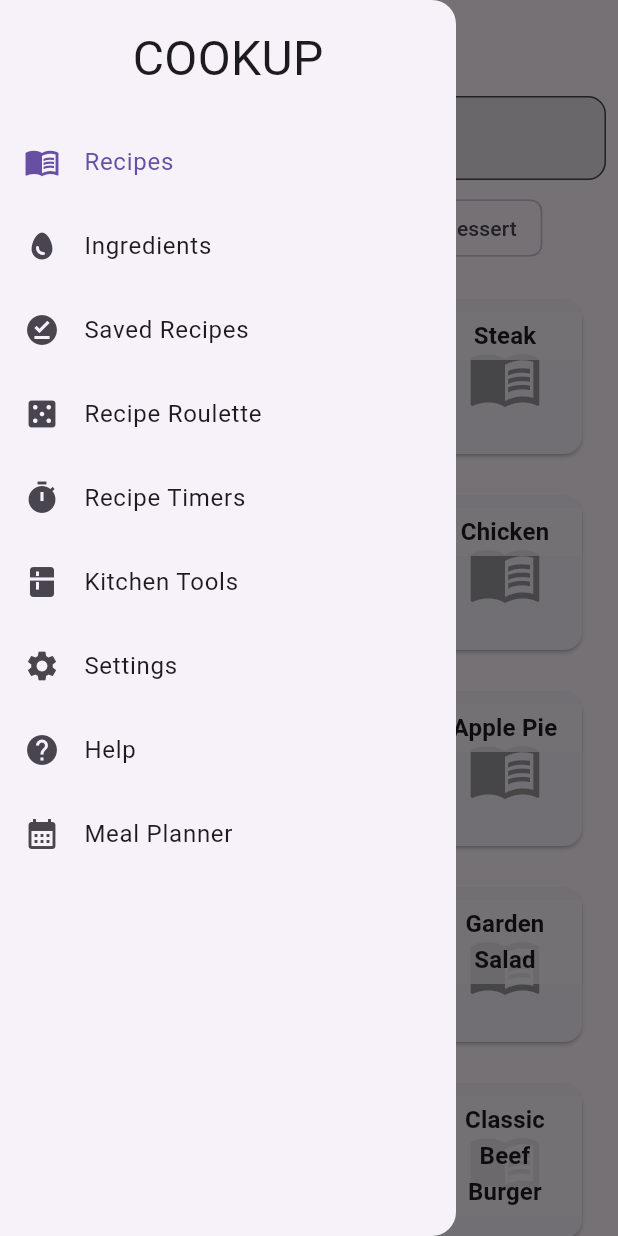
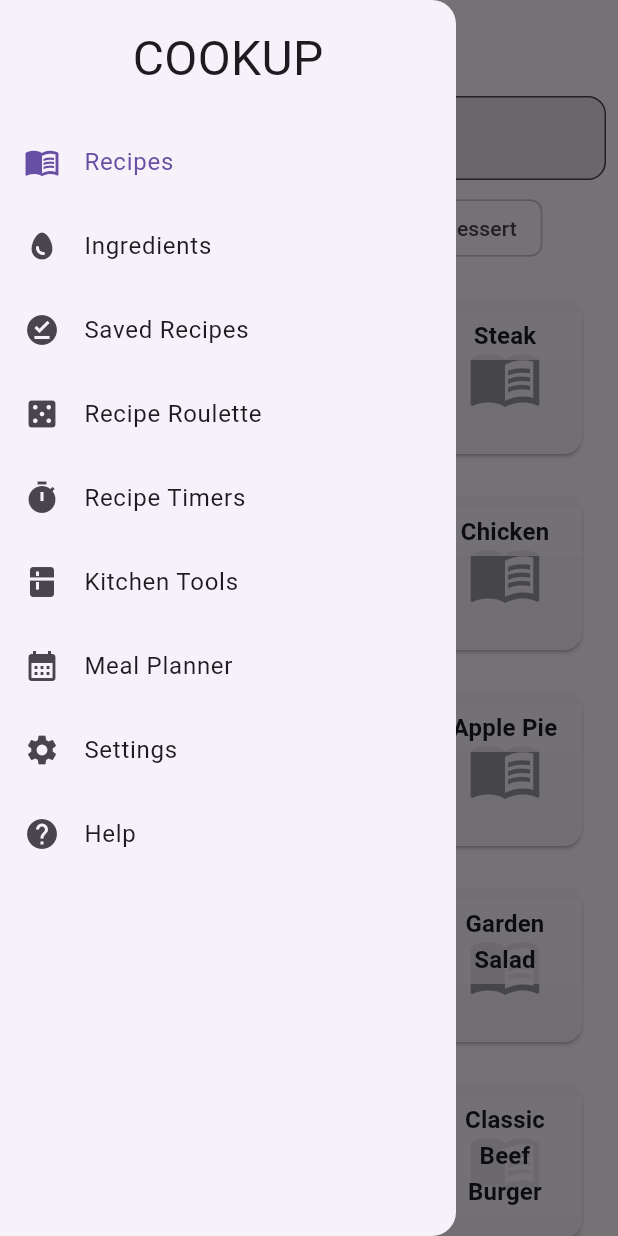
Before and after one commit to AdhamLasheen/cookup, a Flutter app: the screen it shows after launch, with the side drawer open, on a phone screen of 412 x 824 dp. Run offline on Flutter 3.47's test engine with Material 3 defaults, Android fonts, the phone set to English and light mode, and no system bars; our stand-ins replace google_fonts; network calls fail.

Commit message:
i fixed a small problem that happens a lot with me

```diff
--- a/lib/main.dart
+++ b/lib/main.dart
@@ -639,10 +639,10 @@ class _HomeState extends State<Home> with SingleTickerProviderStateMixin {
         mealList[selectedMealSlot!] = recipeName;
         selectedDay = null;
         selectedMealSlot = null;
-        selectedTab = 8; // Return to meal planner
+        selectedTab = 6; // Return to meal planner (index 6)
       } else {
         previousTab = selectedTab;
-        selectedTab = 9;
+        selectedTab = 9; // Recipe details
         selectedRecipe = recipeName;
       }
     });
@@ -734,8 +734,8 @@ class _HomeState extends State<Home> with SingleTickerProviderStateMixin {
                     },
                   ),
                   ListTile(
-                    leading: const Icon(Icons.settings),
-                    title: Text(getTranslatedText('settings')),
+                    leading: const Icon(Icons.calendar_month),
+                    title: Text('Meal Planner'),
                     selected: selectedTab == 6,
                     onTap: () {
                       setState(() => selectedTab = 6);
@@ -743,8 +743,8 @@ class _HomeState extends State<Home> with SingleTickerProviderStateMixin {
                     },
                   ),
                   ListTile(
-                    leading: const Icon(Icons.help),
-                    title: Text(getTranslatedText('help')),
+                    leading: const Icon(Icons.settings),
+                    title: Text(getTranslatedText('settings')),
                     selected: selectedTab == 7,
                     onTap: () {
                       setState(() => selectedTab = 7);
@@ -752,8 +752,8 @@ class _HomeState extends State<Home> with SingleTickerProviderStateMixin {
                     },
                   ),
                   ListTile(
-                    leading: const Icon(Icons.calendar_month),
-                    title: Text('Meal Planner'),
+                    leading: const Icon(Icons.help),
+                    title: Text(getTranslatedText('help')),
                     selected: selectedTab == 8,
                     onTap: () {
                       setState(() => selectedTab = 8);
@@ -801,15 +801,19 @@ class _HomeState extends State<Home> with SingleTickerProviderStateMixin {
               ),
               NavigationRailDestination(
                 icon: const Icon(Icons.kitchen),
+                label: Text(getTranslatedText('kitchen_tools')),
+              ),
+              NavigationRailDestination(
+                icon: const Icon(Icons.calendar_month),
+                label: Text('Meal Planner'),
+              ),
+              NavigationRailDestination(
+                icon: const Icon(Icons.settings),
                 label: Text(getTranslatedText('settings')),
               ),
               NavigationRailDestination(
                 icon: const Icon(Icons.help),
                 label: Text(getTranslatedText('help')),
-              ),
-              NavigationRailDestination(
-                icon: const Icon(Icons.calendar_month),
-                label: Text('Meal Planner'),
               ),
             ],
           ),
@@ -838,11 +842,13 @@ class _HomeState extends State<Home> with SingleTickerProviderStateMixin {
       case 5:
         return _buildKitchenToolsTab();
       case 6:
+        return _buildMealPlannerTab(); // Move meal planner here
+      case 7:
         return _buildSettingsTab();
-      case 7:
+      case 8:
         return _buildHelpTab();
-      case 8:
-        return _buildMealPlannerTab();
+      case 9:
+        return _buildRecipeDetailsView();
       default:
         return _buildRecipesTab();
     }
```
